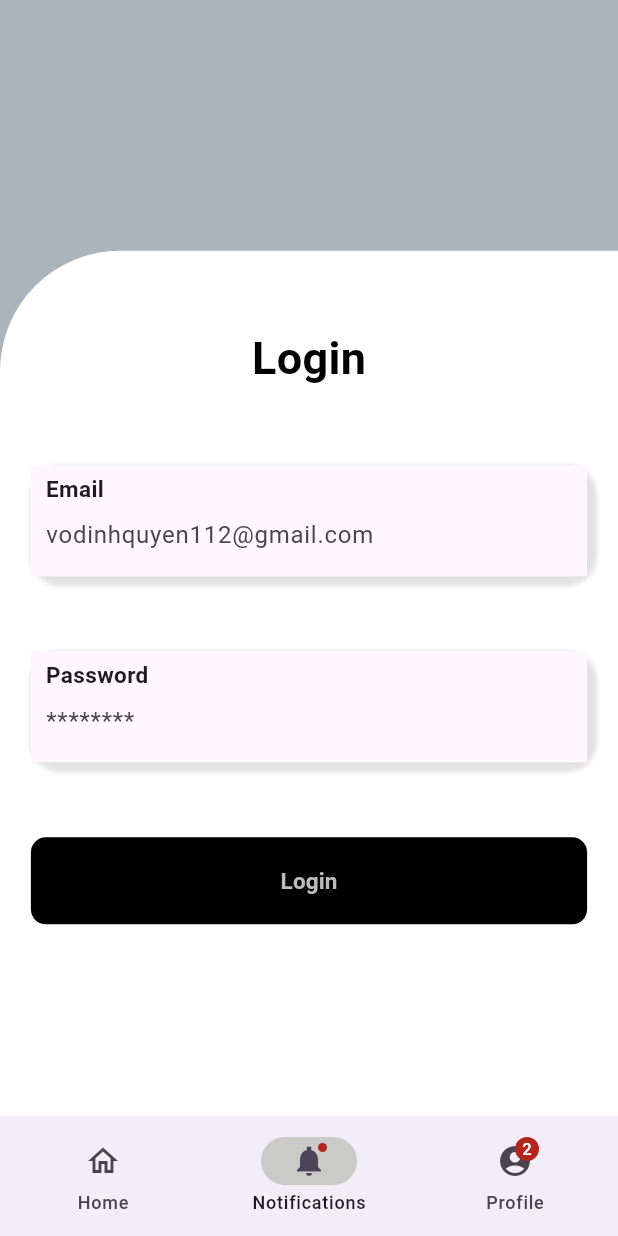
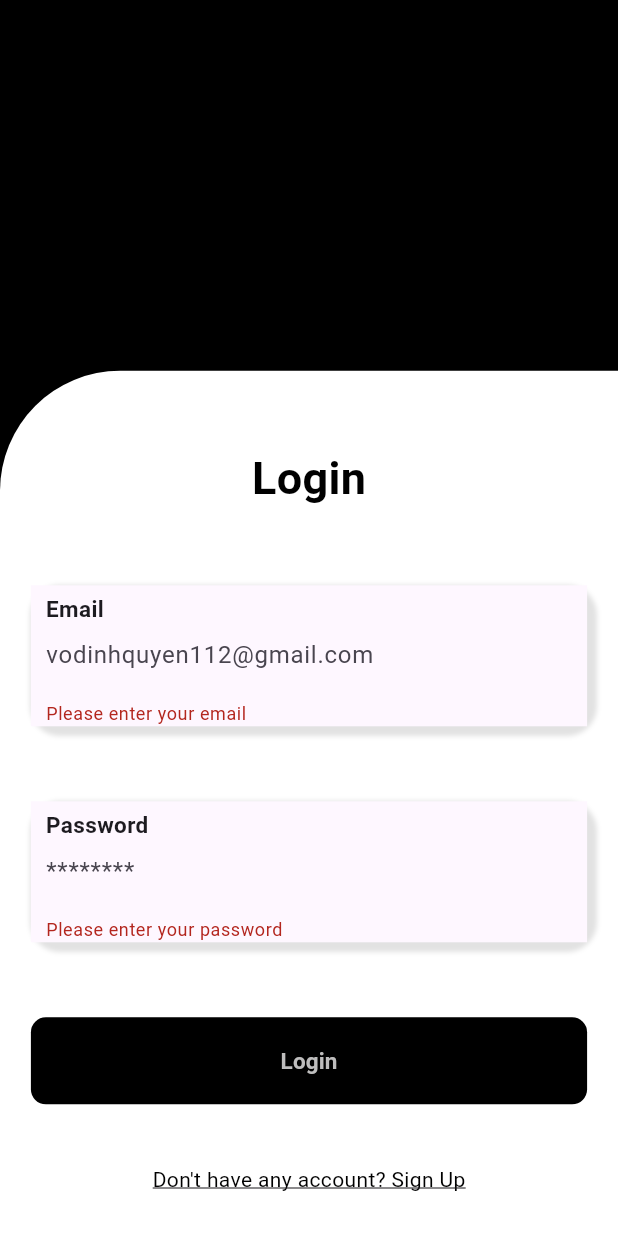
Before and after one commit to DQuyen1/SmartMenu, a Flutter app: the screen it shows after launch, item 2 of the bottom bar chosen, after a tap on "Login", on a phone screen of 412 x 824 dp. Run offline on Flutter 3.47's test engine with Material 3 defaults, Android fonts, the phone set to English and light mode, and no system bars; our stand-ins replace dio, fl_chart, flutter_riverpod, shimmer.

Commit message:
login and dashboard page

```diff
--- a/lib/main.dart
+++ b/lib/main.dart
@@ -1,11 +1,6 @@
 import 'package:flutter/material.dart';
 import 'package:flutter_riverpod/flutter_riverpod.dart';
 import 'package:smart_menu/config/app_router.dart';
-
-import 'package:smart_menu/config/custom_navigator.dart';
-import 'package:smart_menu/presentation/screens/api_call_sample.dart';
-import 'package:smart_menu/presentation/screens/shared/login_screen.dart';
-import 'package:smart_menu/presentation/screens/splash.dart';
 import 'package:smart_menu/presentation/widgets/custom_navigation.dart';
 
 void main() {
--- /dev/null
+++ b/lib/presentation/screens/partner/dashboard.dart
@@ -0,0 +1,152 @@
+import 'package:flutter/material.dart';
+import 'package:intl/intl.dart';
+import 'package:fl_chart/fl_chart.dart';
+
+class DashboardScreen extends StatelessWidget {
+  const DashboardScreen({super.key});
+
+  @override
+  Widget build(BuildContext context) {
+    return Scaffold(
+      appBar: AppBar(
+          title: const Text('Dashboard'),
+          backgroundColor: Color(0xFF1976D2)), // Example app bar color
+      body: SingleChildScrollView(
+        child: Padding(
+          padding: const EdgeInsets.all(16.0),
+          child: Column(
+            crossAxisAlignment: CrossAxisAlignment.start,
+            children: [
+              // Section 1: Key Metrics
+              Row(mainAxisAlignment: MainAxisAlignment.spaceBetween, children: [
+                _buildMetricCard("Total Sales", "\$5,000", Colors.blue),
+                _buildMetricCard("New Orders", "25", Colors.green),
+              ]
+                  // ... more metric cards
+                  ),
+              const SizedBox(height: 20),
+
+              // Section 2: Charts or Graphs
+              _buildChartCard("Sales Trend"), // Example chart
+
+              const SizedBox(height: 20),
+
+              // Section 3: Recent Activity
+              const Text("Recent Activity",
+                  style: TextStyle(fontSize: 18, fontWeight: FontWeight.bold)),
+              _buildActivityItem(
+                  "Order #1234 placed", Icons.shopping_cart, Colors.orange),
+              _buildActivityItem("Payment received for Order #5678",
+                  Icons.attach_money, Colors.green),
+              // ... more activity items
+            ],
+          ),
+        ),
+      ),
+    );
+  }
+
+  // Helper functions to build UI elements
+  Widget _buildMetricCard(String title, String value, Color color) {
+    return SizedBox(
+      width: 170,
+      child: Card(
+        elevation: 4,
+        shape: RoundedRectangleBorder(borderRadius: BorderRadius.circular(15)),
+        child: Container(
+          padding: const EdgeInsets.all(16.0),
+          decoration: BoxDecoration(
+            borderRadius: BorderRadius.circular(15),
+            gradient: LinearGradient(
+              colors: [
+                color.withOpacity(0.8),
+                color.withOpacity(0.4)
+              ], // Gradient example
+              begin: Alignment.topLeft,
+              end: Alignment.bottomRight,
+            ),
+          ),
+          child: Column(
+            crossAxisAlignment: CrossAxisAlignment.start,
+            children: [
+              Text(title, style: const TextStyle(fontSize: 18)),
+              const SizedBox(height: 8),
+              Text(value,
+                  style: const TextStyle(
+                      fontSize: 20, fontWeight: FontWeight.bold)),
+            ],
+          ),
+        ),
+      ),
+    );
+  }
+
+  Widget _buildChartCard(String title) {
+    return Card(
+      elevation: 4,
+      shape: RoundedRectangleBorder(borderRadius: BorderRadius.circular(15)),
+      child: Container(
+        padding: const EdgeInsets.all(16.0),
+        child: Column(
+          crossAxisAlignment: CrossAxisAlignment.start,
+          children: [
+            Text(title,
+                style:
+                    const TextStyle(fontSize: 18, fontWeight: FontWeight.bold)),
+            const SizedBox(height: 16),
+            SizedBox(
+              height: 200,
+              child: LineChart(
+                LineChartData(
+                  gridData:
+                      FlGridData(show: false), // Optional: hide grid lines
+                  borderData:
+                      FlBorderData(show: false), // Optional: hide chart border
+                  titlesData:
+                      FlTitlesData(show: false), // Optional: hide axis titles
+                  minX: 0,
+                  maxX: 11,
+                  minY: 0,
+                  maxY: 6,
+                  lineBarsData: [
+                    LineChartBarData(
+                      spots: [
+                        const FlSpot(0, 3),
+                        const FlSpot(2.6, 2),
+                        const FlSpot(4.9, 5),
+                        const FlSpot(6.8, 3.1),
+                        const FlSpot(8, 4),
+                        const FlSpot(9.5, 3),
+                        const FlSpot(11, 4),
+                      ],
+                      isCurved: true,
+                      color: Colors.blue,
+                      barWidth: 5,
+                      dotData: FlDotData(show: false),
+                      belowBarData: BarAreaData(
+                        show: true,
+                        color: Colors.blue.withOpacity(0.3),
+                      ),
+                    ),
+                  ],
+                ),
+              ),
+            ),
+          ],
+        ),
+      ),
+    );
+  }
+
+  Widget _buildActivityItem(
+      String description, IconData icon, Color iconColor) {
+    return ListTile(
+      leading: Icon(icon, color: iconColor),
+      title: Text(description),
+      trailing: Text(
+        DateFormat('MMM d, h:mm a').format(DateTime.now()),
+        style: const TextStyle(fontSize: 12, color: Colors.grey),
+      ),
+    );
+  }
+}
--- a/lib/presentation/screens/shared/login_screen.dart
+++ b/lib/presentation/screens/shared/login_screen.dart
@@ -1,8 +1,8 @@
-import 'dart:developer';
+import 'dart:convert';
 import 'package:flutter/material.dart';
-import 'package:smart_menu/config/app_router.dart';
-import 'package:smart_menu/config/custom_navigator.dart';
+// import 'package:smart_menu/config/custom_navigator.dart';
 import 'package:smart_menu/presentation/widgets/custom_text_field.dart';
+import 'dart:io';
 
 class LoginScreen extends StatefulWidget {
   const LoginScreen({super.key});
@@ -11,26 +11,159 @@ class LoginScreen extends StatefulWidget {
   State<LoginScreen> createState() => _LoginScreenState();
 }
 
+List<User> userFromJson(String str) =>
+    List<User>.from(json.decode(str).map((x) => User.fromJson(x)));
+
+String userToJson(List<User> data) =>
+    json.encode(List<dynamic>.from(data.map((x) => x.toJson())));
+
+class User {
+  String userID;
+  String userName;
+  String password;
+  String email;
+  String roleID;
+  Role role;
+  bool isDeleted;
+
+  User({
+    required this.userID,
+    required this.userName,
+    required this.password,
+    required this.email,
+    required this.roleID,
+    required this.role,
+    required this.isDeleted,
+  });
+
+  factory User.fromJson(Map<String, dynamic> json) => User(
+        userID: json["userID"],
+        userName: json["userName"],
+        password: json["password"],
+        email: json["email"],
+        roleID: json["roleID"],
+        role: Role.fromJson(json["role"]),
+        isDeleted: json["isDeleted"],
+      );
+
+  Map<String, dynamic> toJson() => {
+        "userID": userID,
+        "userName": userName,
+        "password": password,
+        "email": email,
+        "roleID": roleID,
+        "role": role.toJson(),
+        "isDeleted": isDeleted,
+      };
+}
+
+class Role {
+  String roleId;
+  String roleName;
+  bool isDeleted;
+
+  Role({
+    required this.roleId,
+    required this.roleName,
+    required this.isDeleted,
+  });
+
+  factory Role.fromJson(Map<String, dynamic> json) => Role(
+        roleId: json["roleId"],
+        roleName: json["roleName"],
+        isDeleted: json["isDeleted"],
+      );
+
+  Map<String, dynamic> toJson() => {
+        "roleId": roleId,
+        "roleName": roleName,
+        "isDeleted": isDeleted,
+      };
+}
+
 class _LoginScreenState extends State<LoginScreen> {
   TextEditingController emailController = TextEditingController();
   TextEditingController passwordController = TextEditingController();
-  CustomNavigator navigator = CustomNavigator();
+  // CustomNavigator navigator = CustomNavigator();
   final _formKey = GlobalKey<FormState>();
 
   @override
   void initState() {
     super.initState();
+    HttpOverrides.global = _DevHttpOverrides();
   }
 
-  void handlerForm() {}
+  void handlerForm() async {
+    if (_formKey.currentState!.validate()) {
+      try {
+        HttpClient client = HttpClient();
+        client.badCertificateCallback =
+            ((X509Certificate cert, String host, int port) => true);
+        HttpClientRequest request = await client.getUrl(
+            Uri.parse('https://3.1.81.96/api/User?pageNumber=1&pageSize=10'));
+        HttpClientResponse response = await request.close();
+
+        if (response.statusCode == 200) {
+          String reply = await response.transform(utf8.decoder).join();
+          final List<dynamic> users = jsonDecode(reply);
+          final user =
+              users.map((userJson) => User.fromJson(userJson)).toList();
+
+          final foundUser = user.firstWhere(
+            (u) =>
+                u.email == emailController.text &&
+                u.password == passwordController.text,
+            orElse: () => User(
+                userID: '',
+                userName: '',
+                password: '',
+                email: '',
+                roleID: '',
+                role: Role(roleId: '', roleName: '', isDeleted: false),
+                isDeleted: false),
+          );
+
+          if (foundUser.userID.isNotEmpty) {
+            // Login Successful
+            ScaffoldMessenger.of(context).showSnackBar(
+              SnackBar(
+                  content: Text('Login successful for ${foundUser.userName}!')),
+            );
+          } else {
+            // Login Failed
+            ScaffoldMessenger.of(context).showSnackBar(
+              const SnackBar(content: Text('Incorrect email or password')),
+            );
+          }
+        } else {
+          // Handle API errors
+          ScaffoldMessenger.of(context).showSnackBar(
+            SnackBar(content: Text('API Error: ${response.statusCode}')),
+          );
+        }
+      } on HandshakeException catch (e) {
+        print('HandshakeException: $e'); // Print to console for debugging
+        ScaffoldMessenger.of(context).showSnackBar(
+          const SnackBar(
+              content: Text(
+                  'Error connecting to server. Please check your network connection.')),
+        );
+      } catch (e) {
+        // Handle other errors
+        print('Error during login: $e');
+        ScaffoldMessenger.of(context).showSnackBar(
+          SnackBar(content: Text('Error during login: $e')),
+        );
+      }
+    }
+  }
 
   @override
   Widget build(BuildContext context) {
     return Container(
       width: MediaQuery.of(context).size.width,
       height: MediaQuery.of(context).size.height,
-      decoration:
-          const BoxDecoration(color: Color.fromARGB(255, 169, 180, 189)),
+      decoration: const BoxDecoration(color: Color.fromARGB(255, 0, 0, 0)),
       child: Column(
         mainAxisAlignment: MainAxisAlignment.end,
         children: <Widget>[
@@ -63,14 +196,24 @@ class _LoginScreenState extends State<LoginScreen> {
                     hintText: 'vodinhquyen112@gmail.com',
                     isPassword: false,
                     label: "Email",
-                    validator: (value) {},
+                    validator: (value) {
+                      if (value == null || value.isEmpty) {
+                        return 'Please enter your email';
+                      }
+                      return null;
+                    },
                   ),
                   CustomTextField(
                     controller: passwordController,
                     hintText: "********",
                     isPassword: true,
                     label: "Password",
-                    validator: (value) {},
+                    validator: (value) {
+                      if (value == null || value.isEmpty) {
+                        return 'Please enter your password';
+                      }
+                      return null;
+                    },
                   ),
                   Container(
                     padding: const EdgeInsets.symmetric(vertical: 5),
@@ -94,7 +237,20 @@ class _LoginScreenState extends State<LoginScreen> {
                         ),
                       ),
                     ),
-                  )
+                  ),
+                  const SizedBox(height: 40),
+                  GestureDetector(
+                    onTap: () {
+                      // Navigate to sign-up screen (if implemented)
+                    },
+                    child: const Text(
+                      "Don't have any account? Sign Up",
+                      style: TextStyle(
+                        color: Colors.black, // Set text color to white
+                        decoration: TextDecoration.underline,
+                      ),
+                    ),
+                  ),
                 ],
               ),
             ),
@@ -111,3 +267,12 @@ class _LoginScreenState extends State<LoginScreen> {
     super.dispose();
   }
 }
+
+class _DevHttpOverrides extends HttpOverrides {
+  @override
+  HttpClient createHttpClient(SecurityContext? context) {
+    return super.createHttpClient(context)
+      ..badCertificateCallback =
+          (X509Certificate cert, String host, int port) => true;
+  }
+}
--- a/lib/presentation/widgets/custom_navigation.dart
+++ b/lib/presentation/widgets/custom_navigation.dart
@@ -1,6 +1,5 @@
 import 'package:flutter/material.dart';
-import 'package:smart_menu/presentation/screens/partner/home_screen.dart';
-import 'package:smart_menu/presentation/screens/partner/playlist_screen.dart';
+import 'package:smart_menu/presentation/screens/partner/dashboard.dart';
 import 'package:smart_menu/presentation/screens/shared/login_screen.dart';
 import 'package:smart_menu/presentation/screens/shared/profile.dart';
 
@@ -20,7 +19,8 @@ class NavigatorProviderState extends State<NavigatorProvider> {
     // final ThemeData theme = Theme.of(context);
 
     return Scaffold(
-      bottomNavigationBar: NavigationBar(
+      bottomNavigationBar: currentPageIndex != 1
+          ? NavigationBar(
               onDestinationSelected: (int index) {
                 setState(() {
                   currentPageIndex = index;
@@ -46,11 +46,12 @@ class NavigatorProviderState extends State<NavigatorProvider> {
                   label: 'Profile',
                 ),
               ],
-      ),
+            )
+          : null,
       body: IndexedStack(
         index: currentPageIndex,
         children: const <Widget>[
-          PlaylistScreen(),
+          DashboardScreen(),
           LoginScreen(),
           ProfileScreen(),
         ],
--- a/lib/repository/user_repository.dart
+++ b/lib/repository/user_repository.dart
@@ -1,5 +1,4 @@
 import 'dart:developer';
-import 'dart:convert';
 import 'package:smart_menu/config/base_service.dart';
 import 'package:smart_menu/models/user.dart';
 
--- a/pubspec.yaml
+++ b/pubspec.yaml
@@ -37,6 +37,9 @@ dependencies:
   dio: ^5.4.3+1
   flutter_riverpod: ^2.5.1
   shimmer: ^3.0.0
+  http: ^1.2.0
+  intl: ^0.19.0
+  fl_chart: ^0.55.2  # Or the latest version available
 
 dev_dependencies:
   flutter_test:
```
Also changed, not shown: pubspec.lock. Lines whose indentation alone changed are shown as unchanged.
